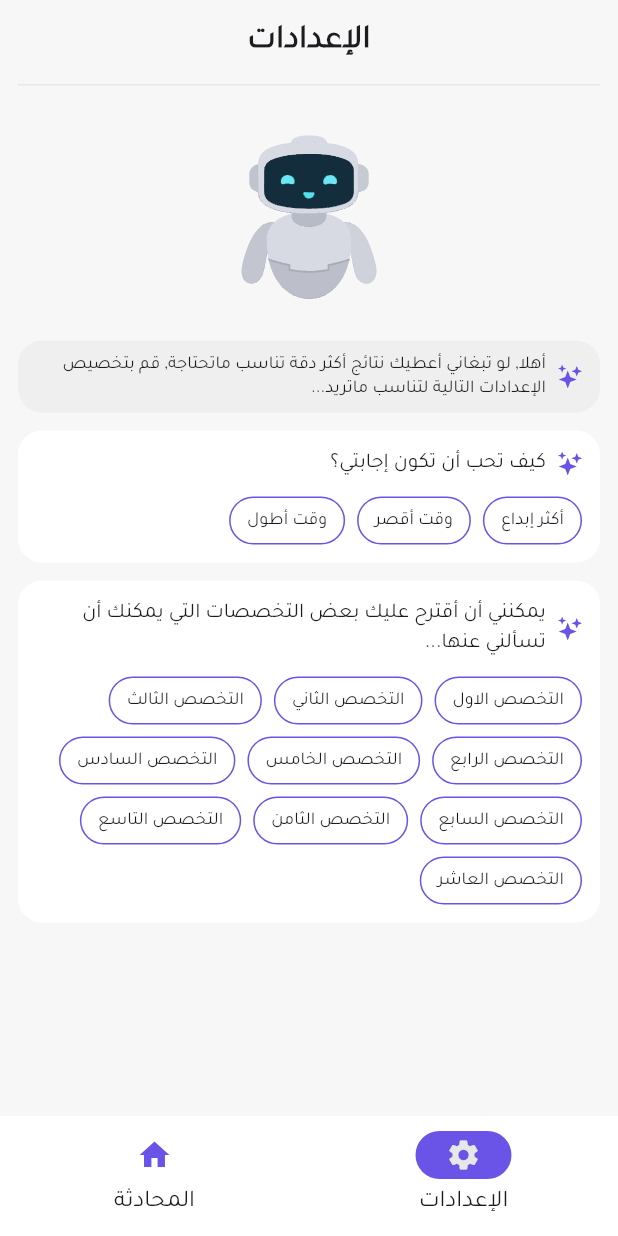
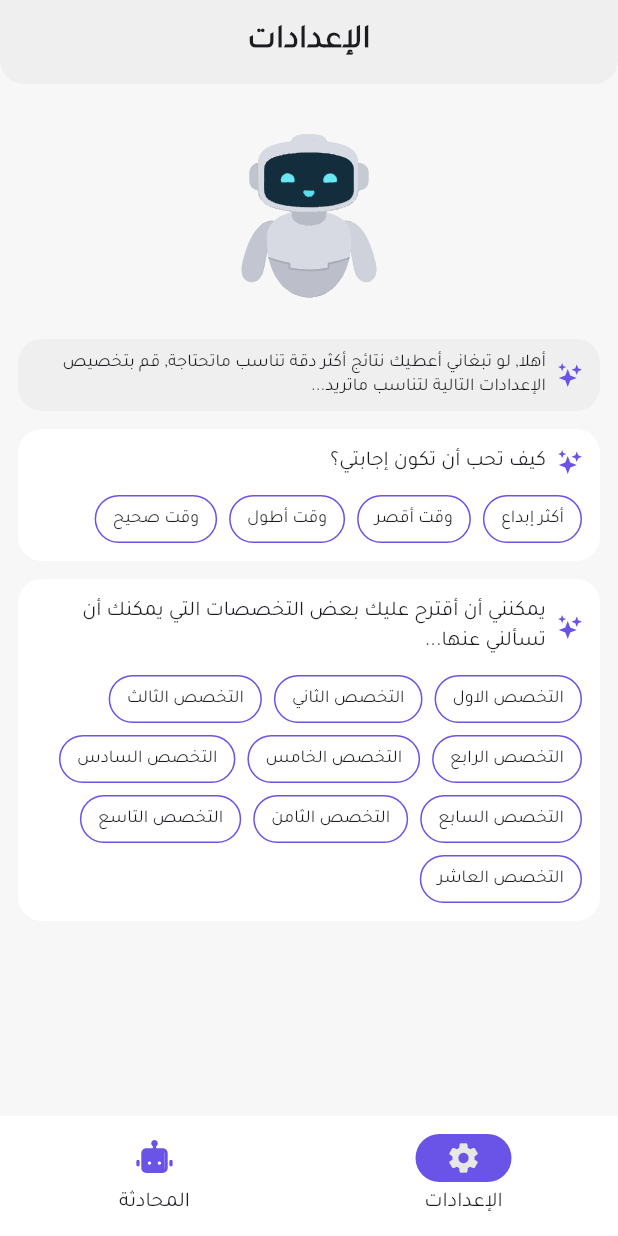
Before and after one commit to Abdullah-Saeed-1100/Fahimak_AI, a Flutter app: the Root screen opened directly, item 2 of the bottom bar chosen, on a phone screen of 412 x 824 dp. Run offline on Flutter 3.47's test engine with Material 3 defaults, Android fonts, the phone set to English and light mode, and no system bars; our stand-ins replace flutter_svg, shared_preferences, smooth_page_indicator; accounts and stored records are empty.

Commit message:
Refactor app settings and UI

```diff
--- a/lib/core/extensions/app_extensions.dart
+++ b/lib/core/extensions/app_extensions.dart
@@ -3,6 +3,9 @@ import 'package:flutter/material.dart';
 extension ContextExt on BuildContext {
   // get is dark mode
   bool get isDarkMode => Theme.of(this).brightness == Brightness.dark;
+
+  // get theme
+  ThemeData get theme => Theme.of(this);
 
   //   // get device size
   //   double get deviceHeight => MediaQuery.sizeOf(this).height;
--- a/lib/core/helper_functions/get_types_result.dart
+++ b/lib/core/helper_functions/get_types_result.dart
@@ -1 +1,6 @@
-List<String> getTypesResult() => ["أكثر إبداع", "وقت أقصر", "وقت أطول"];
+List<String> getTypesResult() => [
+  "أكثر إبداع",
+  "وقت أقصر",
+  "وقت أطول",
+  "وقت صحيح",
+];
--- a/lib/core/utils/app_colors.dart
+++ b/lib/core/utils/app_colors.dart
@@ -3,7 +3,7 @@ import 'package:flutter/material.dart';
 class AppColors {
   const AppColors._();
 
-  // primary
+  // primary light
   static const primary = Color(0xFF6a53e7);
   static const primary10 = Color(0xFFF7F7F7);
   static const primary15 = Color(0xFFEFEFEF);
@@ -14,7 +14,12 @@ class AppColors {
   // static const primary200 = Color(0xff409b69);
   // static const primary300 = Color(0xff20643f);
 
-  // // grey scale
+  // primary dark
+  static const primaryDark = Color(0xFF19191B);
+  // static const primaryDark10 = Color(0xFF1E1E1E);
+  // static const primaryDark15 = Color(0xFF2A2A2A);
+
+  // grey scale
   // static const grey900 = Color(0xff0d0d12);
   // static const grey800 = Color(0xff1a1b25);
   // static const grey700 = Color(0xff272835);
--- a/lib/core/utils/app_images.dart
+++ b/lib/core/utils/app_images.dart
@@ -9,4 +9,8 @@ class AppImages {
   static const String aiRobotSmall = '${path}ai_robot_small.svg';
   static const String generate = '${path}generate.svg';
   static const String aiSayHi = '${path}ai_say_hi.svg';
+
+  // root
+  static const String robotActive = '${path}robot_active.svg';
+  static const String robotInactive = '${path}robot_inactive.svg';
 }
--- a/lib/core/views/root.dart
+++ b/lib/core/views/root.dart
@@ -1,7 +1,9 @@
 import 'package:fahimak_ai/core/utils/app_colors.dart';
 import 'package:flutter/material.dart';
+import 'package:flutter_svg/svg.dart';
 import '../../features/chat_ai/views/chat_ai_view.dart';
 import '../../features/settings/views/settings_view.dart';
+import '../utils/app_images.dart';
 
 class Root extends StatefulWidget {
   const Root({super.key});
@@ -34,20 +36,33 @@ class _RootState extends State<Root> {
       },
       selectedIndex: _currentIndex,
       backgroundColor: Colors.white,
+      // backgroundColor: AppColors.primaryDark,
 
       // context.isDarkMode
       //     ? AppColors.backgroundColorDark
       //     : AppColors.backgroundColorLight,
       labelTextStyle: WidgetStateProperty.all(
         // TextStyle(fontSize: 14, fontFamily: "Kufam", color: Colors.black),
-        Theme.of(context).textTheme.bodyLarge,
+        Theme.of(context).textTheme.bodyMedium,
       ),
       destinations: [
         NavigationDestination(
           icon:
               _currentIndex == 0
-                  ? const Icon(Icons.home, color: AppColors.primary50)
-                  : const Icon(Icons.home, color: AppColors.primary),
+                  ? SvgPicture.asset(
+                    AppImages.robotActive,
+                    colorFilter: const ColorFilter.mode(
+                      AppColors.primary50,
+                      BlendMode.srcIn,
+                    ),
+                  )
+                  : SvgPicture.asset(
+                    AppImages.robotActive,
+                    colorFilter: const ColorFilter.mode(
+                      AppColors.primary,
+                      BlendMode.srcIn,
+                    ),
+                  ),
           // _currentIndex == 0
           //     ? const Icon(IconlyBold.home, color: AppColors.iconColor)
           //     : const Icon(IconlyBroken.home),
--- a/lib/features/settings/views/settings_view.dart
+++ b/lib/features/settings/views/settings_view.dart
@@ -12,8 +12,15 @@ class SettingsView extends StatelessWidget {
     return Scaffold(
       backgroundColor: AppColors.primary10,
       appBar: AppBar(
-        backgroundColor: Colors.transparent,
-        foregroundColor: Colors.transparent,
+        backgroundColor: AppColors.primary15,
+        // backgroundColor: AppColors.primaryDark,
+        // backgroundColor: Colors.white,
+        // foregroundColor: AppColors.primary10,
+        // elevation: 0,
+        scrolledUnderElevation: 0,
+        shape: const RoundedRectangleBorder(
+          borderRadius: BorderRadius.vertical(bottom: Radius.circular(16)),
+        ),
         systemOverlayStyle: SystemUiOverlayStyle.dark,
         title: Center(
           child: Text(
--- a/lib/features/settings/widgets/customize_settings_widget_set_state.dart
+++ b/lib/features/settings/widgets/customize_types_result_settings_widget_set_state.dart
@@ -2,7 +2,6 @@ import 'package:fahimak_ai/core/helper_functions/get_types_result.dart';
 import 'package:fahimak_ai/core/services/cache_helper.dart';
 import 'package:fahimak_ai/features/settings/widgets/chip_widget.dart';
 import 'package:fahimak_ai/features/settings/widgets/customize_settings_widget.dart';
-import 'package:fahimak_ai/features/settings/widgets/settings_view_body.dart';
 import 'package:flutter/material.dart';
 
 class CustomizeTypesResultSettingsWidgetSetState extends StatefulWidget {
--- /dev/null
+++ b/lib/features/settings/widgets/header_setting_widget.dart
@@ -0,0 +1,42 @@
+import 'package:fahimak_ai/core/utils/app_colors.dart';
+import 'package:fahimak_ai/core/utils/app_images.dart';
+import 'package:flutter/material.dart';
+import 'package:flutter_svg/svg.dart';
+
+class HeaderSettingWidget extends StatelessWidget {
+  final String text;
+  final Color? backgroundColor;
+  const HeaderSettingWidget({
+    super.key,
+    required this.text,
+    this.backgroundColor,
+  });
+
+  @override
+  Widget build(BuildContext context) {
+    return DecoratedBox(
+      decoration: BoxDecoration(
+        color: backgroundColor ?? AppColors.primary15,
+        borderRadius: BorderRadius.circular(16),
+      ),
+
+      child: Padding(
+        padding: const EdgeInsets.symmetric(vertical: 8, horizontal: 12),
+        child: Row(
+          textDirection: TextDirection.rtl,
+          children: [
+            SvgPicture.asset(AppImages.generate),
+            const SizedBox(width: 8),
+            Expanded(
+              child: Text(
+                text,
+                textDirection: TextDirection.rtl,
+                style: Theme.of(context).textTheme.bodySmall,
+              ),
+            ),
+          ],
+        ),
+      ),
+    );
+  }
+}
--- a/lib/features/settings/widgets/settings_view_body.dart
+++ b/lib/features/settings/widgets/settings_view_body.dart
@@ -1,9 +1,9 @@
 import 'package:fahimak_ai/core/utils/app_images.dart';
 import 'package:fahimak_ai/features/settings/widgets/customize_majors_names_settings_widget_sat_state.dart';
-import 'package:fahimak_ai/features/settings/widgets/customize_settings_widget_set_state.dart';
+import 'package:fahimak_ai/features/settings/widgets/customize_types_result_settings_widget_set_state.dart';
+import 'package:fahimak_ai/features/settings/widgets/header_setting_widget.dart';
 import 'package:flutter/material.dart';
 import 'package:flutter_svg/svg.dart';
-import '../../../core/utils/app_colors.dart';
 
 class SettingsViewBody extends StatelessWidget {
   const SettingsViewBody({super.key});
@@ -16,35 +16,12 @@ class SettingsViewBody extends StatelessWidget {
         child: Column(
           crossAxisAlignment: CrossAxisAlignment.stretch,
           children: [
-            Divider(height: 1, color: AppColors.primary50),
+            // Divider(height: 1, color: AppColors.primary50),
             SizedBox(height: 20),
             SvgPicture.asset(AppImages.aiRobotSmall, height: 150),
-            DecoratedBox(
-              decoration: BoxDecoration(
-                color: AppColors.primary15,
-                borderRadius: BorderRadius.circular(16),
-              ),
-
-              child: Padding(
-                padding: const EdgeInsets.symmetric(
-                  vertical: 8,
-                  horizontal: 12,
-                ),
-                child: Row(
-                  textDirection: TextDirection.rtl,
-                  children: [
-                    SvgPicture.asset(AppImages.generate),
-                    const SizedBox(width: 8),
-                    Expanded(
-                      child: Text(
-                        "أهلا, لو تبغاني أعطيك نتائج أكثر دقة تناسب ماتحتاجة, قم بتخصيص الإعدادات التالية لتناسب ماتريد...",
-                        textDirection: TextDirection.rtl,
-                        style: Theme.of(context).textTheme.bodySmall,
-                      ),
-                    ),
-                  ],
-                ),
-              ),
+            HeaderSettingWidget(
+              text:
+                  "أهلا, لو تبغاني أعطيك نتائج أكثر دقة تناسب ماتحتاجة, قم بتخصيص الإعدادات التالية لتناسب ماتريد...",
             ),
             SizedBox(height: 12),
 
@@ -54,6 +31,7 @@ class SettingsViewBody extends StatelessWidget {
 
             // Customize Majors Settings
             CustomizeMajorsNamesSettingsWidgetSatState(),
+            SizedBox(height: 24),
           ],
         ),
       ),
```
Also changed, not shown: assets/images/robot_active.svg (added), assets/images/robot_inactive.svg (added).
